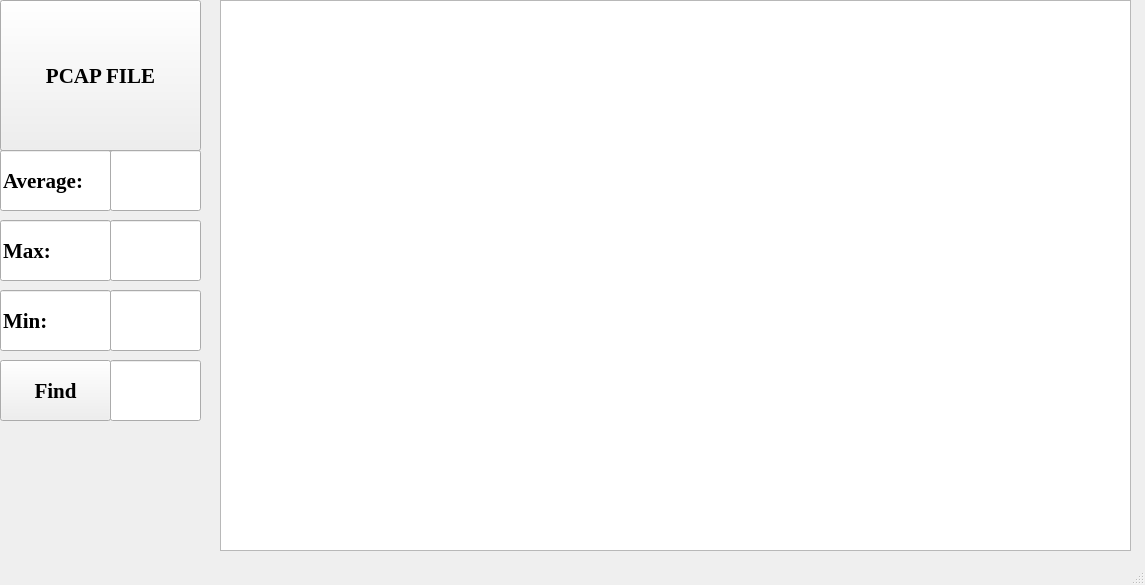
This is pcap.ui in amgalan6614/packet as Qt 5 draws it before an edit. The edited form follows.
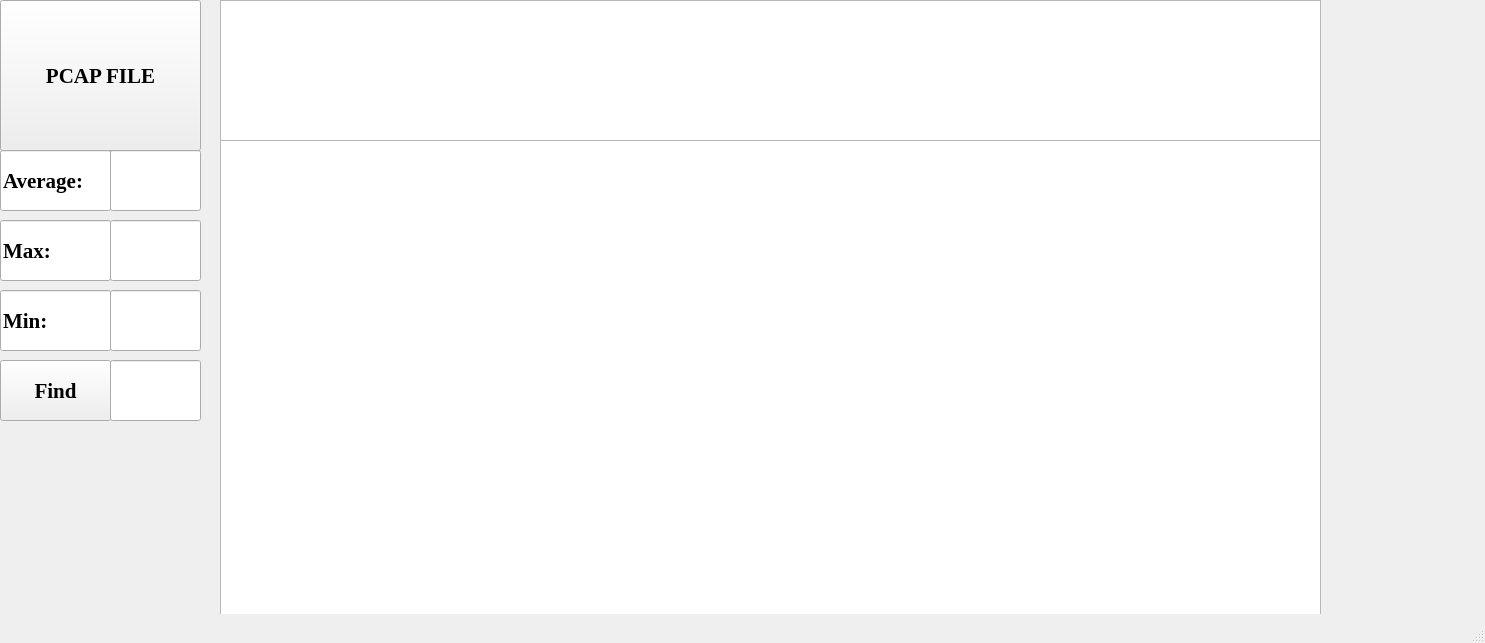
This is the edited form.

Patch:
```diff
--- a/pcap.ui
+++ b/pcap.ui
@@ -6,8 +6,8 @@
    <rect>
     <x>0</x>
     <y>0</y>
-    <width>1145</width>
-    <height>585</height>
+    <width>1485</width>
+    <height>643</height>
    </rect>
   </property>
   <property name="font">
@@ -153,8 +153,8 @@
      <rect>
       <x>220</x>
       <y>0</y>
-      <width>911</width>
-      <height>551</height>
+      <width>1101</width>
+      <height>141</height>
      </rect>
     </property>
     <property name="font">
@@ -194,6 +194,16 @@
      <string>Find</string>
     </property>
    </widget>
+   <widget class="QTableWidget" name="tableWidget">
+    <property name="geometry">
+     <rect>
+      <x>220</x>
+      <y>140</y>
+      <width>1101</width>
+      <height>521</height>
+     </rect>
+    </property>
+   </widget>
   </widget>
   <widget class="QStatusBar" name="statusbar"/>
   <action name="PCAPOPEN">
```
